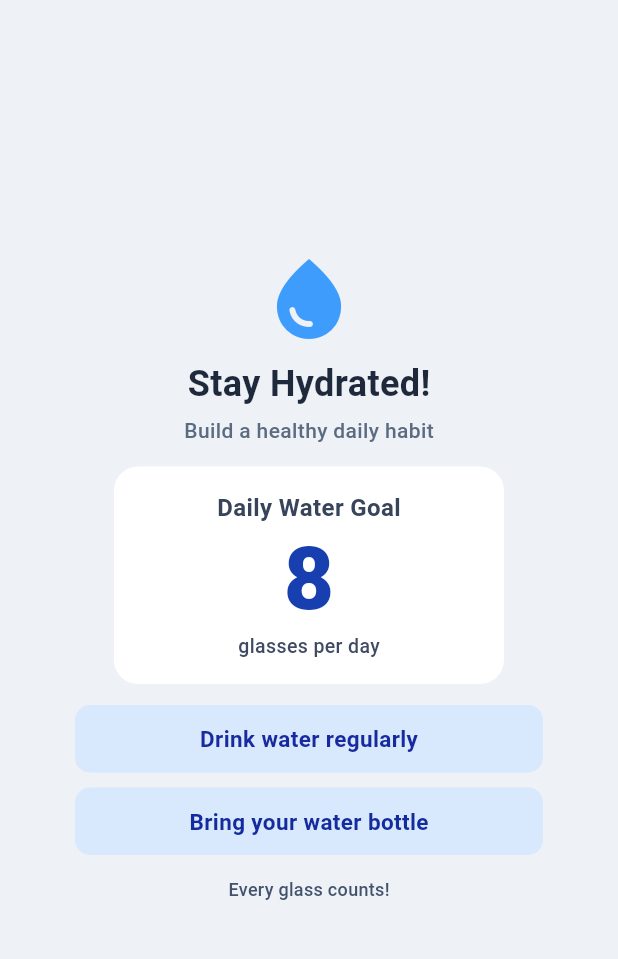
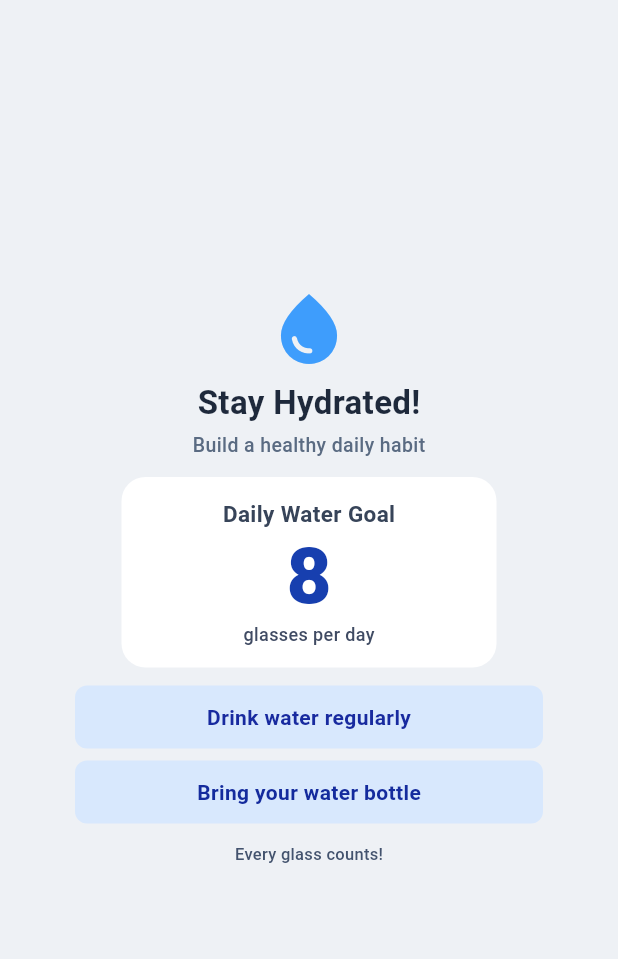
Before and after one commit to kimjohn02/Design_Tracing, a Flutter app: the screen it shows after launch, on a phone screen of 412 x 824 dp, the part 84-1043 px from its top. Run offline on Flutter 3.47's test engine with Material 3 defaults, Android fonts, the phone set to English and light mode, and no system bars.

Commit message:
Optimize vertical sizes to guarantee complete display of buttons and footer without overflow

```diff
--- a/lib/main.dart
+++ b/lib/main.dart
@@ -41,7 +41,7 @@ class WaterTrackerScreen extends StatelessWidget {
         child: SingleChildScrollView(
           child: Container(
             constraints: const BoxConstraints(maxWidth: 360),
-            padding: const EdgeInsets.symmetric(horizontal: 24.0, vertical: 12.0),
+            padding: const EdgeInsets.symmetric(horizontal: 24.0, vertical: 8.0),
             child: Column(
               mainAxisAlignment: MainAxisAlignment.center,
               crossAxisAlignment: CrossAxisAlignment.center,
@@ -49,38 +49,38 @@ class WaterTrackerScreen extends StatelessWidget {
                 // Water drop icon
                 const Icon(
                   Icons.water_drop,
-                  size: 64,
+                  size: 56,
                   color: Color(0xFF3E9DFC),
                 ),
-                const SizedBox(height: 8),
+                const SizedBox(height: 6),
 
                 // Title
                 const Text(
                   'Stay Hydrated!',
                   style: TextStyle(
-                    fontSize: 24,
+                    fontSize: 22,
                     fontWeight: FontWeight.bold,
                     color: Color(0xFF1E293B),
                   ),
                 ),
-                const SizedBox(height: 4),
+                const SizedBox(height: 3),
 
                 // Subtitle
                 const Text(
                   'Build a healthy daily habit',
                   style: TextStyle(
-                    fontSize: 14,
+                    fontSize: 13,
                     fontWeight: FontWeight.w500,
                     color: Color(0xFF5A6B82),
                   ),
                 ),
-                const SizedBox(height: 14),
+                const SizedBox(height: 12),
 
                 // Daily Water Goal Card
                 Container(
-                  width: 260,
+                  width: 250,
                   padding: const EdgeInsets.symmetric(
-                    vertical: 16.0,
+                    vertical: 14.0,
                     horizontal: 16.0,
                   ),
                   decoration: BoxDecoration(
@@ -93,26 +93,26 @@ class WaterTrackerScreen extends StatelessWidget {
                       Text(
                         'Daily Water Goal',
                         style: TextStyle(
-                          fontSize: 16,
+                          fontSize: 15,
                           fontWeight: FontWeight.bold,
                           color: Color(0xFF374459),
                         ),
                       ),
-                      SizedBox(height: 6),
+                      SizedBox(height: 4),
                       Text(
                         '8',
                         style: TextStyle(
-                          fontSize: 58,
+                          fontSize: 52,
                           fontWeight: FontWeight.w800,
                           color: Color(0xFF173FAF),
                           height: 1.05,
                         ),
                       ),
-                      SizedBox(height: 4),
+                      SizedBox(height: 2),
                       Text(
                         'glasses per day',
                         style: TextStyle(
-                          fontSize: 13,
+                          fontSize: 12,
                           fontWeight: FontWeight.w500,
                           color: Color(0xFF404B63),
                         ),
@@ -120,55 +120,55 @@ class WaterTrackerScreen extends StatelessWidget {
                     ],
                   ),
                 ),
-                const SizedBox(height: 14),
+                const SizedBox(height: 12),
 
                 // Tip Container 1: Drink water regularly
                 Container(
                   width: double.infinity,
-                  padding: const EdgeInsets.symmetric(vertical: 12.0),
+                  padding: const EdgeInsets.symmetric(vertical: 11.0),
                   decoration: BoxDecoration(
                     color: const Color(0xFFD8E8FD),
-                    borderRadius: BorderRadius.circular(10.0),
+                    borderRadius: BorderRadius.circular(8.0),
                   ),
                   child: const Center(
                     child: Text(
                       'Drink water regularly',
                       style: TextStyle(
-                        fontSize: 15,
+                        fontSize: 14,
                         fontWeight: FontWeight.bold,
                         color: Color(0xFF182A9F),
                       ),
                     ),
                   ),
                 ),
-                const SizedBox(height: 10),
+                const SizedBox(height: 8),
 
                 // Tip Container 2: Bring your water bottle
                 Container(
                   width: double.infinity,
-                  padding: const EdgeInsets.symmetric(vertical: 12.0),
+                  padding: const EdgeInsets.symmetric(vertical: 11.0),
                   decoration: BoxDecoration(
                     color: const Color(0xFFD8E8FD),
-                    borderRadius: BorderRadius.circular(10.0),
+                    borderRadius: BorderRadius.circular(8.0),
                   ),
                   child: const Center(
                     child: Text(
                       'Bring your water bottle',
                       style: TextStyle(
-                        fontSize: 15,
+                        fontSize: 14,
                         fontWeight: FontWeight.bold,
                         color: Color(0xFF142B9D),
                       ),
                     ),
                   ),
                 ),
-                const SizedBox(height: 14),
+                const SizedBox(height: 12),
 
                 // Footer text
                 const Text(
                   'Every glass counts!',
                   style: TextStyle(
-                    fontSize: 12,
+                    fontSize: 11,
                     fontWeight: FontWeight.w500,
                     color: Color(0xFF43536E),
                     letterSpacing: 0.2,
```
